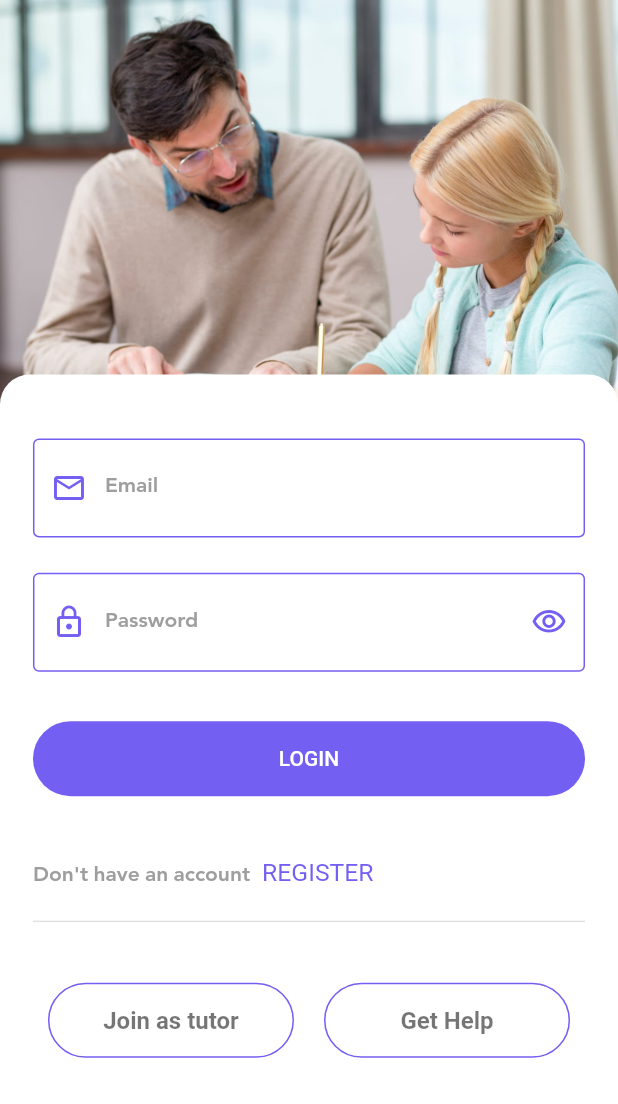
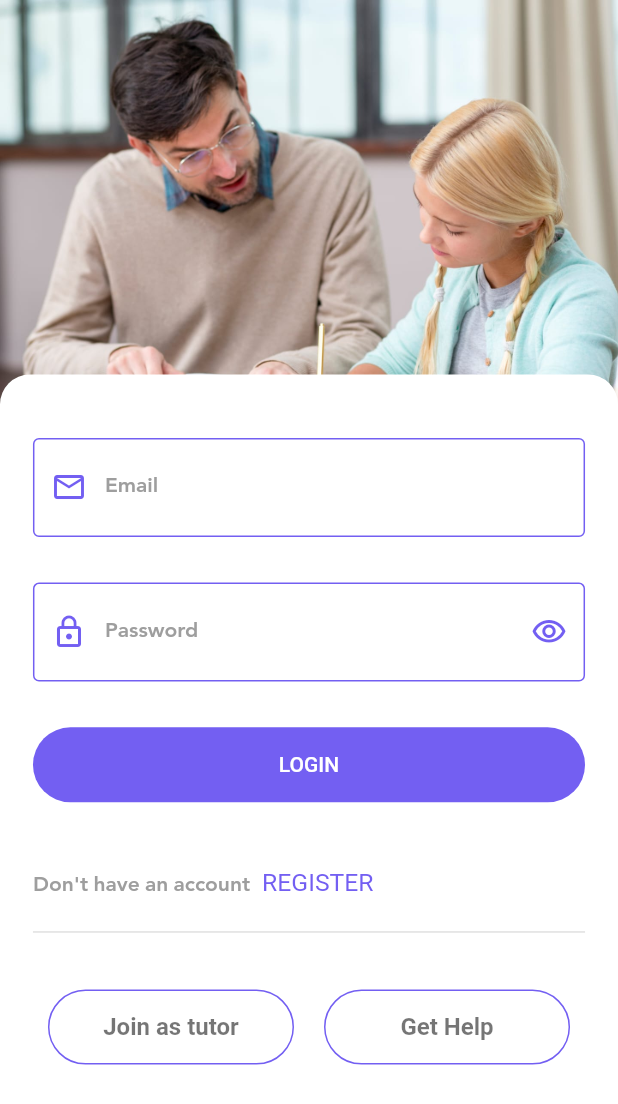
Before and after one commit to mouni-eng/Education_App, a Flutter app: the screen it shows after launch, after a tap on "SKIP", on a phone screen of 412 x 824 dp. Shown: the top 1104 px of the screen. Run offline on Flutter 3.47's test engine with Material 2 defaults, Android fonts, the phone set to English and light mode, and no system bars; our stand-ins replace bloc, cloud_firestore, conditional_builder, easy_localization, firebase_auth, firebase_core and 11 more; accounts and stored records are empty.

Commit message:
second update

```diff
--- a/lib/views/auth_views/login_view.dart
+++ b/lib/views/auth_views/login_view.dart
@@ -76,7 +76,7 @@ class LoginView extends StatelessWidget {
                     child: Column(
                       crossAxisAlignment: CrossAxisAlignment.start,
                       children: [
-                        SizedBox(height: SizeConfig.screenHeight! / 40),
+                        SizedBox(height: getProportionateScreenHeight(20)),
                         defaultFormField(
                             context: context,
                             controller: _emailEditingController,
@@ -90,7 +90,7 @@ class LoginView extends StatelessWidget {
                             label: LocaleKeys.email.tr(),
                             prefix: Icons.email_outlined),
                         SizedBox(
-                          height: SizeConfig.screenHeight! / 35,
+                          height: getProportionateScreenHeight(30),
                         ),
                         defaultFormField(
                             context: context,
@@ -110,7 +110,7 @@ class LoginView extends StatelessWidget {
                             },
                             isPassword: cubit.isPassword),
                         SizedBox(
-                          height: SizeConfig.screenHeight! / 25,
+                          height: getProportionateScreenHeight(30),
                         ),
                         ConditionalBuilder(
                           condition: state is! LogInLoadingState,
@@ -130,7 +130,7 @@ class LoginView extends StatelessWidget {
                           ),
                         ),
                         SizedBox(
-                          height: SizeConfig.screenHeight! / 30,
+                          height: getProportionateScreenHeight(30),
                         ),
                         Row(
                           children: [
@@ -149,7 +149,7 @@ class LoginView extends StatelessWidget {
                           thickness: 1.0,
                         ),
                         SizedBox(
-                          height: SizeConfig.screenHeight! / 25,
+                          height: getProportionateScreenHeight(30),
                         ),
                         Row(
                           children: [
```
